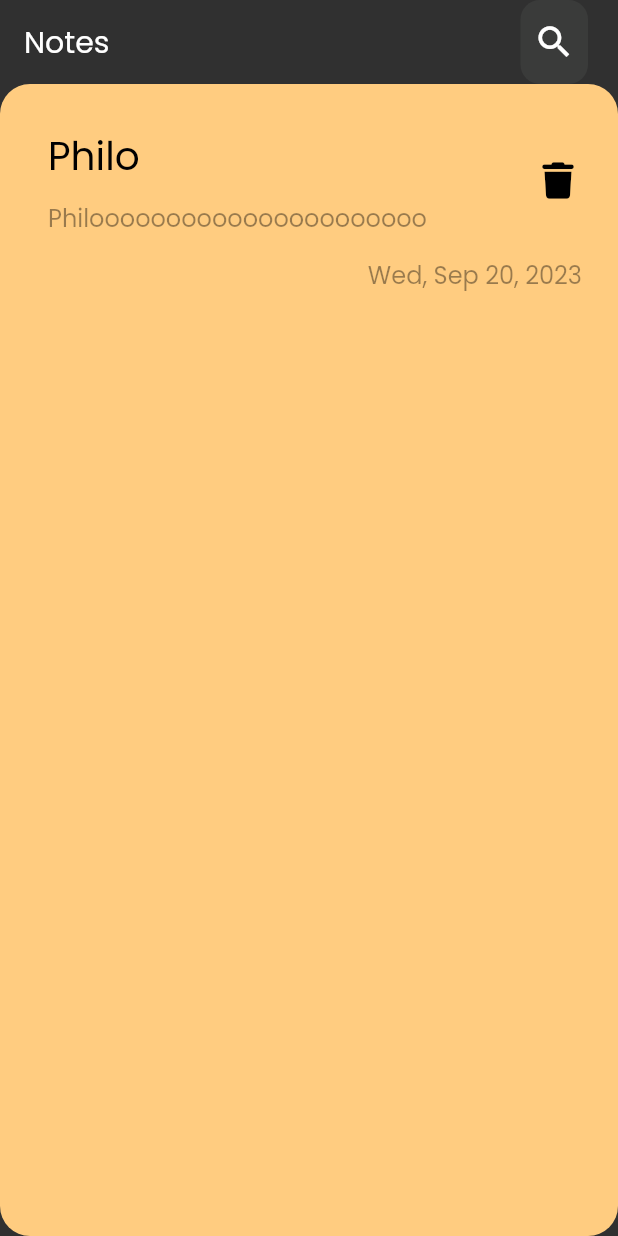
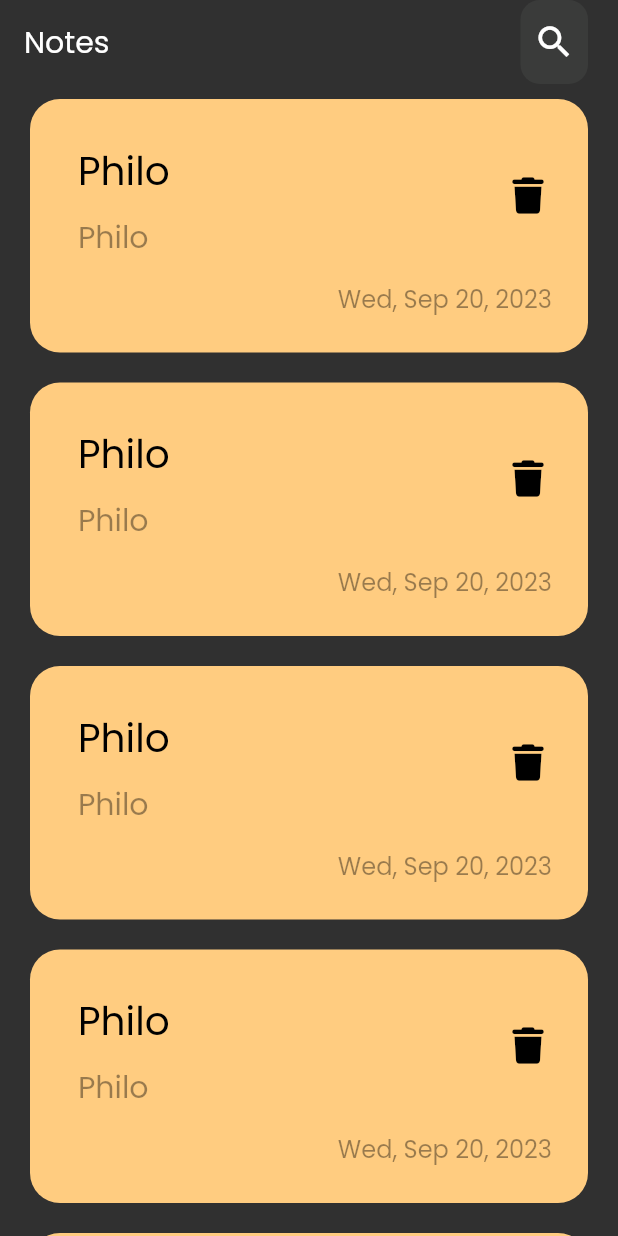
Before and after one commit to PhilopateerMoheb1/NotesApp, a Flutter app: the screen it shows after launch, on a phone screen of 412 x 824 dp. Run offline on Flutter 3.47's test engine with Material 2 defaults, Android fonts, the phone set to English and light mode, and no system bars; our stand-ins replace font_awesome_flutter.

Commit message:
Feat:NotesListView

```diff
--- a/lib/Screens/NotesPage.dart
+++ b/lib/Screens/NotesPage.dart
@@ -1,8 +1,9 @@
 import 'package:flutter/material.dart';
 import 'package:intl/intl.dart';
+import 'package:notesapp/Widgets/NotesListView.dart';
 
 import '../Widgets/CustomIcon.dart';
-import '../Widgets/NotesViewWidgetBody.dart';
+import '../Widgets/NotesViewWidgetItem.dart';
 
 class NotesPage extends StatelessWidget {
   const NotesPage({super.key});
@@ -27,9 +28,10 @@ class NotesPage extends StatelessWidget {
           ),
         ],
       ),
-      body: const NotesViewWidgetBody(
-        title: 'Philo',
-        subtitle: "Philoooooooooooooooooooooo",
+      body: const Column(
+        children: [
+          NotesListView(),
+        ],
       ),
     );
   }
--- /dev/null
+++ b/lib/Widgets/NotesListView.dart
@@ -0,0 +1,20 @@
+import 'package:flutter/material.dart';
+import 'package:notesapp/Widgets/NotesViewWidgetItem.dart';
+
+class NotesListView extends StatelessWidget {
+  const NotesListView({super.key});
+
+  @override
+  Widget build(BuildContext context) {
+    return Expanded(
+      child: ListView.builder(
+        itemBuilder: (context, index) {
+          return const NotesViewWidgetItem(
+            title: "Philo",
+            subtitle: "Philo",
+          );
+        },
+      ),
+    );
+  }
+}
--- a/lib/Widgets/NotesViewWidgetBody.dart
+++ /dev/null
@@ -1,78 +0,0 @@
-import 'package:flutter/material.dart';
-import 'package:font_awesome_flutter/font_awesome_flutter.dart';
-import 'package:intl/intl.dart';
-
-class NotesViewWidgetBody extends StatelessWidget {
-  const NotesViewWidgetBody({
-    super.key,
-    required this.title,
-    this.subtitle,
-  });
-
-  final String title;
-  final String? subtitle;
-
-  @override
-  Widget build(BuildContext context) {
-    return Container(
-      decoration: const BoxDecoration(
-        color: Color(0xffffcc80),
-        borderRadius: BorderRadius.all(
-          Radius.circular(20),
-        ),
-      ),
-      child: Padding(
-        padding: const EdgeInsets.only(
-          top: 24,
-          bottom: 24,
-          left: 16,
-        ),
-        child: Column(
-          crossAxisAlignment: CrossAxisAlignment.end,
-          children: [
-            ListTile(
-              title: Text(
-                title,
-                style: const TextStyle(
-                  color: Colors.black,
-                  fontSize: 26,
-                ),
-              ),
-              subtitle: Padding(
-                padding: const EdgeInsets.only(
-                  top: 10.0,
-                  bottom: 10,
-                ),
-                child: Text(
-                  subtitle ?? " ",
-                  style: TextStyle(
-                    fontSize: 16,
-                    color: Colors.black.withOpacity(.4),
-                  ),
-                ),
-              ),
-              trailing: IconButton(
-                icon: const Icon(
-                  FontAwesomeIcons.trash,
-                  size: 24,
-                  color: Colors.black,
-                ),
-                onPressed: () {},
-              ),
-            ),
-            Padding(
-              padding: const EdgeInsets.only(right: 24.0),
-              child: Text(
-                DateFormat.yMMMEd().format(DateTime.now()),
-                style: TextStyle(
-                  fontSize: 16,
-                  color: Colors.black.withOpacity(.4),
-                ),
-              ),
-            ),
-          ],
-        ),
-      ),
-    );
-  }
-}
--- /dev/null
+++ b/lib/Widgets/NotesViewWidgetItem.dart
@@ -0,0 +1,84 @@
+import 'package:flutter/material.dart';
+import 'package:font_awesome_flutter/font_awesome_flutter.dart';
+import 'package:intl/intl.dart';
+
+class NotesViewWidgetItem extends StatelessWidget {
+  const NotesViewWidgetItem({
+    super.key,
+    required this.title,
+    this.subtitle,
+  });
+
+  final String title;
+  final String? subtitle;
+
+  @override
+  Widget build(BuildContext context) {
+    return Padding(
+      padding: const EdgeInsets.symmetric(
+        horizontal: 20,
+        vertical: 10,
+      ),
+      child: Container(
+        decoration: const BoxDecoration(
+          color: Color(0xffffcc80),
+          borderRadius: BorderRadius.all(
+            Radius.circular(20),
+          ),
+        ),
+        child: Padding(
+          padding: const EdgeInsets.only(
+            top: 24,
+            bottom: 24,
+            left: 16,
+          ),
+          child: Column(
+            crossAxisAlignment: CrossAxisAlignment.end,
+            children: [
+              ListTile(
+                title: Text(
+                  title,
+                  style: const TextStyle(
+                    color: Colors.black,
+                    fontSize: 26,
+                  ),
+                ),
+                subtitle: Padding(
+                  padding: const EdgeInsets.only(
+                    top: 10.0,
+                    bottom: 10,
+                  ),
+                  child: Text(
+                    subtitle ?? " ",
+                    style: TextStyle(
+                      fontSize: 20,
+                      color: Colors.black.withOpacity(.4),
+                    ),
+                  ),
+                ),
+                trailing: IconButton(
+                  icon: const Icon(
+                    FontAwesomeIcons.trash,
+                    size: 24,
+                    color: Colors.black,
+                  ),
+                  onPressed: () {},
+                ),
+              ),
+              Padding(
+                padding: const EdgeInsets.only(right: 24.0),
+                child: Text(
+                  DateFormat.yMMMEd().format(DateTime.now()),
+                  style: TextStyle(
+                    fontSize: 16,
+                    color: Colors.black.withOpacity(.4),
+                  ),
+                ),
+              ),
+            ],
+          ),
+        ),
+      ),
+    );
+  }
+}
```
